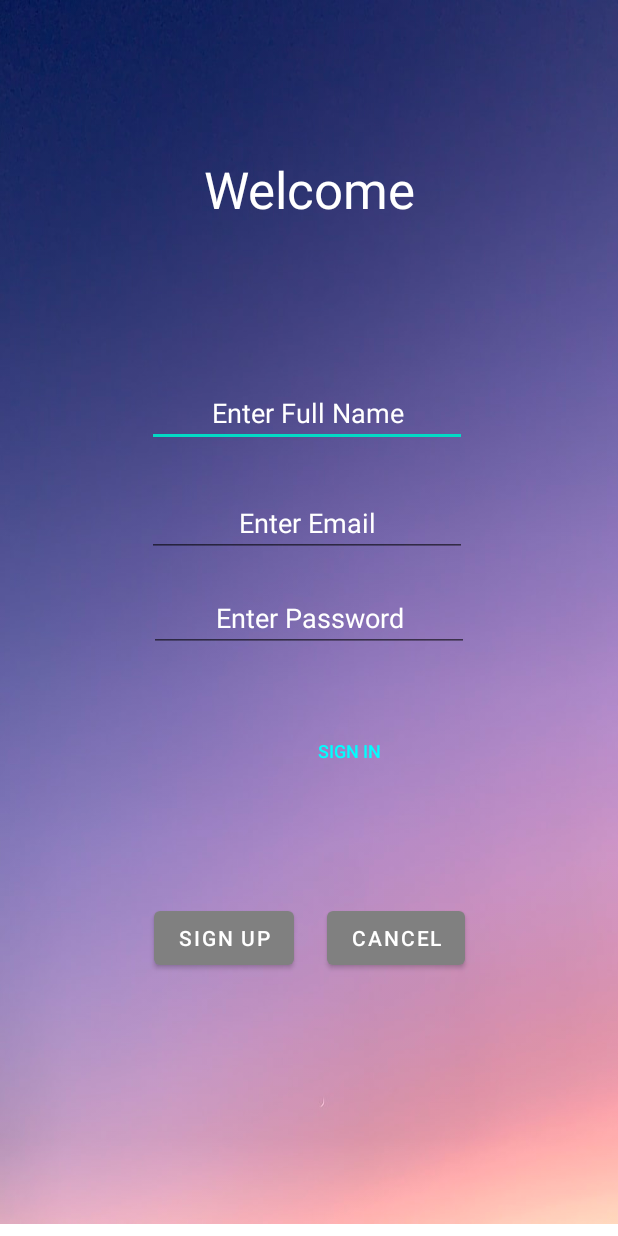
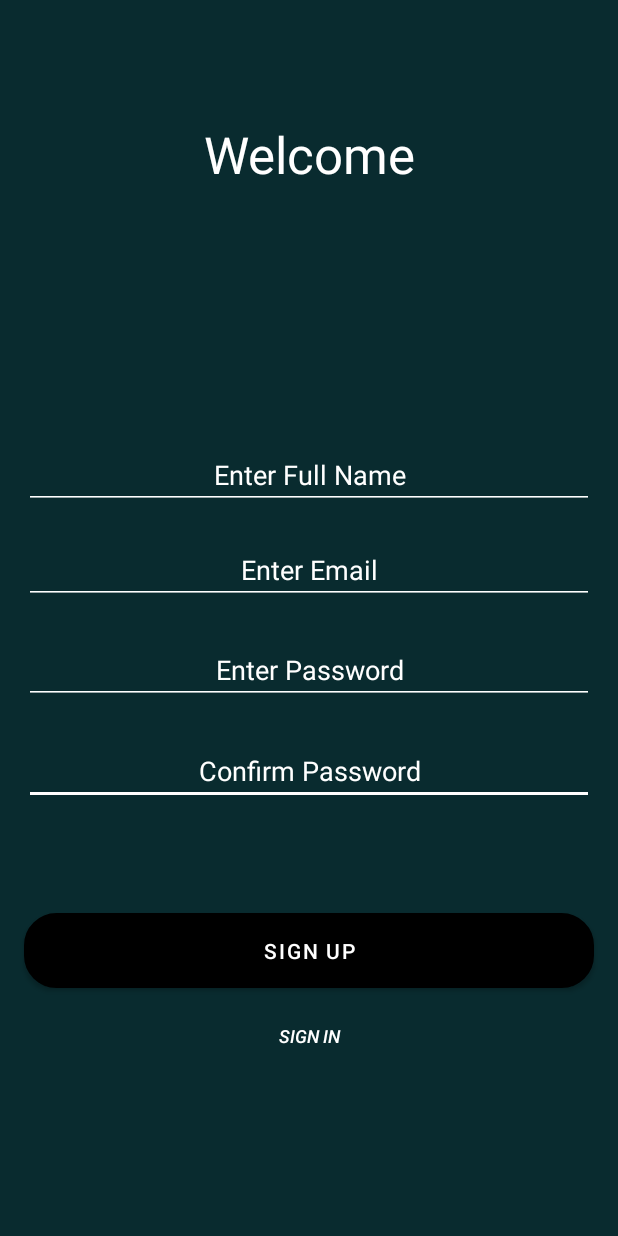
Before and after one commit to Txy822/Personality-based-Dating-App, an Android app: the SignUp screen opened directly, with no data from a screen before it, on a phone screen of 412 x 824 dp. Run offline under Robolectric (Android 15) with nearby library versions, the phone set to English and light mode, and no system bars; our stand-ins replace Firebase (no records; nobody signed in at launch, a user with empty details on screens opened directly).

Commit message:
Sign up UI updated

```diff
--- a/app/src/main/res/layout/activity_login.xml
+++ b/app/src/main/res/layout/activity_login.xml
@@ -15,9 +15,9 @@
             android:layout_gravity="center_horizontal"
             android:layout_marginStart="16dp"
             android:layout_marginEnd="16dp"
-            android:background="@drawable/button"
             android:onClick="login"
             android:text="@string/login"
+            android:background="@drawable/button"
             android:textColor="@color/white"
             app:backgroundTint="@color/black"
             app:layout_constraintBottom_toTopOf="@+id/forgotPassword_btn"
--- a/app/src/main/res/layout/activity_signup.xml
+++ b/app/src/main/res/layout/activity_signup.xml
@@ -4,51 +4,61 @@
     xmlns:tools="http://schemas.android.com/tools"
     android:layout_width="match_parent"
     android:layout_height="match_parent"
+    android:background="@color/green_darkest"
+
     tools:context=".SignUp">
 
-<ScrollView
-    android:layout_width="match_parent"
-    android:layout_height="match_parent">
+    <EditText
+        android:id="@+id/enter_password2"
+        android:layout_width="0dp"
+        android:layout_height="wrap_content"
+        android:layout_marginStart="16dp"
+        android:layout_marginEnd="16dp"
 
-    <androidx.constraintlayout.widget.ConstraintLayout
-        android:layout_width="match_parent"
-        android:layout_height="match_parent"
-        app:layout_constraintEnd_toStartOf="@+id/cancel_btn"
-        app:layout_constraintStart_toStartOf="@+id/cancel_btn">
-
-        <ImageView
-            android:id="@+id/background_img"
-            android:layout_width="421dp"
-            android:layout_height="816dp"
-            android:scaleType="fitXY"
-            android:src="@drawable/background_one"
-            app:layout_constraintBottom_toBottomOf="parent"
+        android:layout_marginBottom="72dp"
+        android:backgroundTint="@color/white"
+        android:ems="10"
+        android:gravity="center_horizontal|center_vertical"
+        android:hint="Confirm Password"
+        android:imeOptions="actionDone"
+        android:inputType="textPassword"
+        android:textColor="@color/windowBackground"
+        android:textColorHint="@color/white"
+        app:layout_constraintBottom_toTopOf="@+id/sign_up_btn"
+        app:layout_constraintEnd_toEndOf="parent"
         app:layout_constraintStart_toStartOf="parent"
-            app:layout_constraintTop_toTopOf="parent"
-            tools:ignore="MissingConstraints" />
+        app:layout_constraintTop_toBottomOf="@+id/enter_password" />
 
     <EditText
         android:id="@+id/enter_full_name"
-            android:layout_width="wrap_content"
+        android:layout_width="0dp"
         android:layout_height="wrap_content"
-            android:layout_marginBottom="28dp"
+        android:layout_marginStart="16dp"
+        android:layout_marginEnd="16dp"
         android:ems="10"
         android:gravity="center_horizontal|center_vertical"
         android:hint="Enter Full Name"
         android:imeOptions="actionDone"
+        android:backgroundTint="@color/white"
+
         android:inputType="textPersonName"
         android:textColor="@color/white"
-            android:textColorHint="@color/common_google_signin_btn_text_dark_default"
+        android:textColorHint="@color/white"
         app:layout_constraintBottom_toTopOf="@+id/enterEmail"
-            app:layout_constraintStart_toStartOf="@+id/enterEmail"
-            app:layout_constraintTop_toBottomOf="@+id/welcome_note" />
+        app:layout_constraintEnd_toEndOf="parent"
+        app:layout_constraintHorizontal_bias="0.0"
+        app:layout_constraintStart_toStartOf="parent"
+        app:layout_constraintTop_toBottomOf="@+id/welcome_note"
+        app:layout_constraintVertical_bias="0.831" />
 
     <EditText
         android:id="@+id/enterEmail"
-            android:layout_width="wrap_content"
+        android:layout_width="0dp"
         android:layout_height="wrap_content"
-            android:layout_marginEnd="1dp"
-            android:layout_marginBottom="18dp"
+        android:layout_marginStart="16dp"
+        android:layout_marginEnd="16dp"
+        android:layout_marginBottom="21dp"
+        android:backgroundTint="@color/white"
         android:ems="10"
         android:gravity="center_horizontal|center_vertical"
         android:hint="Enter Email"
@@ -57,14 +67,18 @@
         android:textColor="@color/white"
         android:textColorHint="@color/white"
         app:layout_constraintBottom_toTopOf="@+id/enter_password"
-            app:layout_constraintEnd_toEndOf="@+id/enter_password"
-            app:layout_constraintTop_toBottomOf="@+id/enter_full_name" />
+        app:layout_constraintEnd_toEndOf="parent"
+        app:layout_constraintStart_toStartOf="parent"
+        app:layout_constraintTop_toBottomOf="@+id/welcome_note" />
 
     <EditText
         android:id="@+id/enter_password"
-            android:layout_width="wrap_content"
+        android:layout_width="0dp"
         android:layout_height="wrap_content"
-            android:layout_marginBottom="23dp"
+        android:layout_marginStart="16dp"
+        android:layout_marginEnd="16dp"
+        android:layout_marginBottom="22dp"
+        android:backgroundTint="@color/white"
         android:ems="10"
         android:gravity="center_horizontal|center_vertical"
         android:hint="Enter Password"
@@ -72,77 +86,65 @@
         android:inputType="textPassword"
         android:textColor="@color/windowBackground"
         android:textColorHint="@color/white"
-            app:layout_constraintBottom_toTopOf="@+id/sign_in_btn"
+        app:layout_constraintBottom_toTopOf="@+id/enter_password2"
         app:layout_constraintEnd_toEndOf="parent"
         app:layout_constraintStart_toStartOf="parent"
         app:layout_constraintTop_toBottomOf="@+id/enterEmail" />
 
     <TextView
         android:id="@+id/welcome_note"
-            android:layout_width="234dp"
+        android:layout_width="0dp"
         android:layout_height="0dp"
-            android:layout_marginTop="84dp"
-            android:layout_marginBottom="84dp"
+        android:layout_marginStart="16dp"
+        android:layout_marginEnd="16dp"
+        android:layout_marginBottom="152dp"
         android:foregroundGravity="center_vertical|center|center_horizontal"
         android:gravity="center_horizontal|center_vertical"
         android:text="@string/welcome"
         android:textColor="@color/cardview_light_background"
         android:textSize="34sp"
-            app:layout_constraintBottom_toTopOf="@+id/enter_full_name"
+        app:layout_constraintBottom_toTopOf="@+id/enterEmail"
         app:layout_constraintEnd_toEndOf="parent"
+        app:layout_constraintHorizontal_bias="0.0"
         app:layout_constraintStart_toStartOf="parent"
         app:layout_constraintTop_toTopOf="parent" />
 
     <Button
         android:id="@+id/sign_up_btn"
-            android:layout_width="wrap_content"
-            android:layout_height="wrap_content"
-            android:layout_marginEnd="22dp"
+        android:layout_width="0dp"
+        android:layout_height="50dp"
+        android:layout_marginStart="16dp"
+        android:layout_marginEnd="16dp"
+        android:layout_marginBottom="165dp"
+        android:background="@drawable/button"
         android:onClick="signup"
         android:text="@string/sign_up"
         android:textColor="@color/white"
-            app:backgroundTint="@color/Gray"
+        app:backgroundTint="@color/black"
         app:layout_constraintBottom_toBottomOf="parent"
-            app:layout_constraintEnd_toStartOf="@+id/cancel_btn"
-            app:layout_constraintHorizontal_chainStyle="packed"
+        app:layout_constraintEnd_toEndOf="parent"
         app:layout_constraintStart_toStartOf="parent"
-            app:layout_constraintTop_toBottomOf="@+id/enter_password" />
-
-        <Button
-            android:id="@+id/cancel_btn"
-            android:layout_width="wrap_content"
-            android:layout_height="wrap_content"
-            android:onClick="cancel"
-            android:text="@string/cancel"
-            android:textColor="@color/white"
-            app:backgroundTint="@color/Gray"
-            app:layout_constraintBottom_toBottomOf="@+id/background_img"
-            app:layout_constraintEnd_toEndOf="parent"
-            app:layout_constraintStart_toEndOf="@+id/sign_up_btn"
-            app:layout_constraintTop_toBottomOf="@+id/sign_in_btn"
-            app:layout_constraintVertical_bias="0.261" />
+        app:layout_constraintTop_toBottomOf="@+id/enter_password2" />
 
     <Button
         android:id="@+id/sign_in_btn"
         style="?android:attr/borderlessButtonStyle"
         android:layout_width="0dp"
-            android:layout_height="0dp"
-            android:layout_marginBottom="273dp"
+        android:layout_height="50dp"
         android:foregroundGravity="center"
-            android:gravity="center_horizontal|fill_horizontal|center_vertical"
+        android:gravity="center_horizontal|center_vertical"
         android:onClick="login"
         android:text="@string/sign_in"
-            android:textColor="@color/Aqua"
-            android:textColorHint="@color/Aqua"
+        android:textColor="@color/white"
+        android:textColorHint="@color/white"
         android:textSize="12sp"
+        android:textStyle="normal|italic"
         app:layout_constraintBottom_toBottomOf="parent"
-            app:layout_constraintEnd_toEndOf="@+id/enter_password"
-            app:layout_constraintStart_toEndOf="@+id/sign_up_btn"
-            app:layout_constraintTop_toBottomOf="@+id/enter_password"
+        app:layout_constraintEnd_toEndOf="parent"
+        app:layout_constraintHorizontal_bias="1.0"
+        app:layout_constraintStart_toStartOf="parent"
+        app:layout_constraintTop_toBottomOf="@+id/sign_up_btn"
+        app:layout_constraintVertical_bias="0.06"
         tools:ignore="MissingConstraints,UnknownId" />
 
 </androidx.constraintlayout.widget.ConstraintLayout>
-
-</ScrollView>
-
-</androidx.constraintlayout.widget.ConstraintLayout>
```
Lines whose indentation alone changed are shown as unchanged.
